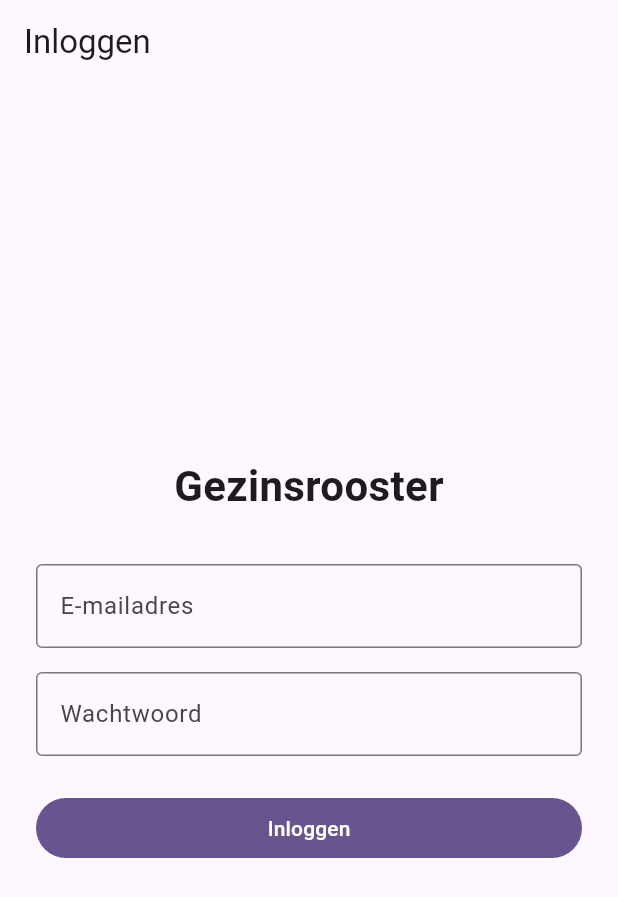
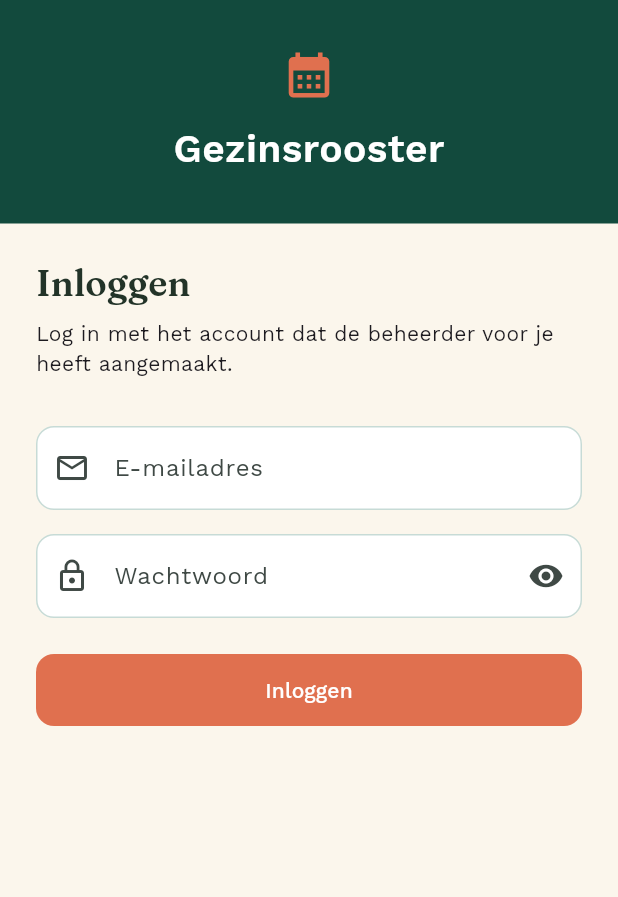
Before and after one commit to TripR27/uurrooster-app, a Flutter app: the screen it shows after launch, on a phone screen of 412 x 824 dp. Shown: the top 897 px of the screen. Run offline on Flutter 3.47's test engine with Material 3 defaults, Android fonts, the phone set to English and light mode, and no system bars; our stand-ins replace firebase_auth, firebase_core, google_fonts; accounts and stored records are empty; statements that could not run were skipped.

Commit message:
Eigen kleurenpalet/typografie + wachtwoord-toggle, uitleg accounts aanmaken
- lib/theme.dart: eigen "planner"-thema (bosgroen/terracotta/crème,
  Fraunces + Work Sans via google_fonts) i.p.v. het standaard Material 3
  paars, zodat de app niet als generieke AI-starter oogt.
- LoginScreen herontworpen: split-layout met brandingpaneel op brede
  schermen, gestapelde banner op smalle (mobiele) schermen.
- Wachtwoordveld heeft nu een oog-icoon om het ingevoerde wachtwoord even
  zichtbaar te maken (loste TODO op regel 144 op).
- Verduidelijkt dat de knop tijdens het inloggen al een laadcirkel toont
  (loste TODO op regel 31 op).
- debugShowCheckedModeBanner uitgezet (rode "DEBUG"-ribbon verborg de
  uitlogknop).
- ACCOUNTS_AANMAKEN.md: uitleg om via de Firebase Console een account voor
  mama/Amy aan te maken.

Getest: inloggen/uitloggen met het testaccount, formuliervalidatie, foutieve
login, en de wachtwoord-toggle op zowel breed als smal scherm.

Co-Authored-By: Claude Sonnet 5 <noreply@anthropic.com>

```diff
--- a/lib/main.dart
+++ b/lib/main.dart
@@ -3,6 +3,7 @@ import 'package:flutter/material.dart';
 
 import 'auth_gate.dart';
 import 'firebase_options.dart';
+import 'theme.dart';
 
 void main() async {
   // Nodig omdat Firebase.initializeApp() al Flutter-bindings gebruikt
@@ -19,10 +20,8 @@ class MyApp extends StatelessWidget {
   Widget build(BuildContext context) {
     return MaterialApp(
       title: 'Gezinsrooster',
-      theme: ThemeData(
-        colorScheme: ColorScheme.fromSeed(seedColor: Colors.deepPurple),
-        useMaterial3: true,
-      ),
+      theme: AppTheme.light,
+      debugShowCheckedModeBanner: false,
       // AuthGate beslist zelf of het inlogscherm of het startscherm getoond
       // wordt, op basis van de Firebase-inlogstatus (zie auth_gate.dart).
       home: const AuthGate(),
--- a/lib/screens/home_screen.dart
+++ b/lib/screens/home_screen.dart
@@ -29,7 +29,18 @@ class HomeScreen extends StatelessWidget {
         ],
       ),
       body: Center(
-        child: Text('Ingelogd als ${gebruiker.email}'),
+        child: Column(
+          mainAxisSize: MainAxisSize.min,
+          children: [
+            Icon(
+              Icons.check_circle,
+              color: Theme.of(context).colorScheme.primary,
+              size: 48,
+            ),
+            const SizedBox(height: 16),
+            Text('Ingelogd als ${gebruiker.email}'),
+          ],
+        ),
       ),
     );
   }
--- a/lib/screens/login_screen.dart
+++ b/lib/screens/login_screen.dart
@@ -1,5 +1,7 @@
 import 'package:firebase_auth/firebase_auth.dart';
 import 'package:flutter/material.dart';
+
+import '../theme.dart';
 
 /// Inlogscherm met e-mail + wachtwoord.
 ///
@@ -26,9 +28,14 @@ class _LoginScreenState extends State<LoginScreen> {
   final _emailController = TextEditingController();
   final _passwordController = TextEditingController();
 
-  // Wordt getoond terwijl Firebase aan het inloggen is, om de knop te
-  // deactiveren en dubbele aanvragen te voorkomen.
+  // Wordt getoond terwijl Firebase aan het inloggen is: de knop toont dan
+  // een laadcirkel i.p.v. "Inloggen" (zie FilledButton hieronder) en wordt
+  // gedeactiveerd om dubbele aanvragen te voorkomen.
   bool _bezigMetInloggen = false;
+
+  // Of het wachtwoordveld leesbare tekst toont i.p.v. bolletjes. Aan/uit
+  // via het oog-icoontje naast het veld.
+  bool _wachtwoordZichtbaar = false;
 
   // Foutmelding van Firebase (bv. "verkeerd wachtwoord"), leeg = geen fout.
   String? _foutmelding;
@@ -96,24 +103,62 @@ class _LoginScreenState extends State<LoginScreen> {
   @override
   Widget build(BuildContext context) {
     return Scaffold(
-      appBar: AppBar(title: const Text('Inloggen')),
-      body: Center(
+      // Geen AppBar hier: de branding zit al in het linkerpaneel (breed
+      // scherm) of de gekleurde kop (smal scherm), zie hieronder.
+      body: SafeArea(
+        child: LayoutBuilder(
+          builder: (context, constraints) {
+            // Vanaf ~800px breed is er ruimte voor een split-layout met een
+            // apart brandingpaneel; daaronder (telefoon/smal browserraam)
+            // valt dat weg en tonen we enkel het formulier met een
+            // gekleurde kop erboven.
+            final breedScherm = constraints.maxWidth >= 800;
+
+            if (breedScherm) {
+              return Row(
+                children: [
+                  Expanded(child: _BrandingPaneel()),
+                  Expanded(
+                    child: Center(
                       child: SingleChildScrollView(
+                        padding: const EdgeInsets.all(32),
+                        child: _inlogFormulier(context),
+                      ),
+                    ),
+                  ),
+                ],
+              );
+            }
+
+            return SingleChildScrollView(
+              child: Column(
+                children: [
+                  const _BrandingBanner(),
+                  Padding(
                     padding: const EdgeInsets.all(24),
+                    child: _inlogFormulier(context),
+                  ),
+                ],
+              ),
+            );
+          },
+        ),
+      ),
+    );
+  }
+
+  Widget _inlogFormulier(BuildContext context) {
+    return ConstrainedBox(
+      constraints: const BoxConstraints(maxWidth: 400),
       child: Form(
         key: _formKey,
-            child: ConstrainedBox(
-              // Op web/desktop niet de volle breedte gebruiken, dat oogt raar.
-              constraints: const BoxConstraints(maxWidth: 400),
         child: Column(
           mainAxisSize: MainAxisSize.min,
           crossAxisAlignment: CrossAxisAlignment.stretch,
           children: [
-                  const Text(
-                    'Gezinsrooster',
-                    textAlign: TextAlign.center,
-                    style: TextStyle(fontSize: 28, fontWeight: FontWeight.bold),
-                  ),
+            Text('Inloggen', style: Theme.of(context).textTheme.headlineMedium),
+            const SizedBox(height: 8),
+            const Text('Log in met het account dat de beheerder voor je heeft aangemaakt.'),
             const SizedBox(height: 32),
             TextFormField(
               controller: _emailController,
@@ -121,7 +166,7 @@ class _LoginScreenState extends State<LoginScreen> {
               autofillHints: const [AutofillHints.email],
               decoration: const InputDecoration(
                 labelText: 'E-mailadres',
-                      border: OutlineInputBorder(),
+                prefixIcon: Icon(Icons.mail_outline),
               ),
               validator: (waarde) {
                 if (waarde == null || waarde.trim().isEmpty) {
@@ -133,11 +178,24 @@ class _LoginScreenState extends State<LoginScreen> {
             const SizedBox(height: 16),
             TextFormField(
               controller: _passwordController,
-                    obscureText: true,
+              // Bolletjes tonen, tenzij de gebruiker op het oog-icoontje
+              // drukt om het ingevoerde wachtwoord even te controleren.
+              obscureText: !_wachtwoordZichtbaar,
               autofillHints: const [AutofillHints.password],
-                    decoration: const InputDecoration(
+              decoration: InputDecoration(
                 labelText: 'Wachtwoord',
-                      border: OutlineInputBorder(),
+                prefixIcon: const Icon(Icons.lock_outline),
+                suffixIcon: IconButton(
+                  icon: Icon(
+                    _wachtwoordZichtbaar ? Icons.visibility_off : Icons.visibility,
+                  ),
+                  tooltip: _wachtwoordZichtbaar
+                      ? 'Wachtwoord verbergen'
+                      : 'Wachtwoord tonen',
+                  onPressed: () {
+                    setState(() => _wachtwoordZichtbaar = !_wachtwoordZichtbaar);
+                  },
+                ),
               ),
               // Enter in het wachtwoordveld logt meteen in.
               onFieldSubmitted: (_) => _logIn(),
@@ -158,23 +216,88 @@ class _LoginScreenState extends State<LoginScreen> {
             ],
             const SizedBox(height: 24),
             FilledButton(
-                    // Knop uitschakelen tijdens het inloggen, zodat je niet
-                    // twee keer op "Inloggen" kan klikken.
+              // Knop uitschakelen tijdens het inloggen, zodat je niet twee
+              // keer op "Inloggen" kan klikken. De laadcirkel vervangt de
+              // knoptekst zodat duidelijk zichtbaar is dat er iets gebeurt.
               onPressed: _bezigMetInloggen ? null : _logIn,
               child: _bezigMetInloggen
                   ? const SizedBox(
                       height: 20,
                       width: 20,
-                            child: CircularProgressIndicator(strokeWidth: 2),
+                      child: CircularProgressIndicator(
+                        strokeWidth: 2,
+                        color: Colors.white,
+                      ),
                     )
                   : const Text('Inloggen'),
             ),
           ],
         ),
       ),
+    );
+  }
+}
+
+/// Gekleurd brandingpaneel voor de linkerhelft van het scherm op brede
+/// (desktop/tablet) schermen.
+class _BrandingPaneel extends StatelessWidget {
+  @override
+  Widget build(BuildContext context) {
+    return Container(
+      color: AppKleuren.bosgroenDonker,
+      padding: const EdgeInsets.all(48),
+      child: const Center(
+        child: Column(
+          mainAxisSize: MainAxisSize.min,
+          crossAxisAlignment: CrossAxisAlignment.start,
+          children: [
+            Icon(Icons.calendar_month, color: AppKleuren.terracotta, size: 48),
+            SizedBox(height: 24),
+            Text(
+              'Gezinsrooster',
+              style: TextStyle(
+                color: Colors.white,
+                fontSize: 36,
+                fontWeight: FontWeight.w600,
               ),
+            ),
+            SizedBox(height: 12),
+            Text(
+              'Alle werkroosters van het gezin op één plek.',
+              style: TextStyle(color: Colors.white70, fontSize: 16),
+            ),
+          ],
         ),
       ),
     );
   }
 }
+
+/// Compacte variant van [_BrandingPaneel] als kop boven het formulier op
+/// smalle (telefoon) schermen, waar geen ruimte is voor een zij-paneel.
+class _BrandingBanner extends StatelessWidget {
+  const _BrandingBanner();
+
+  @override
+  Widget build(BuildContext context) {
+    return Container(
+      width: double.infinity,
+      color: AppKleuren.bosgroenDonker,
+      padding: const EdgeInsets.symmetric(vertical: 32, horizontal: 24),
+      child: const Column(
+        children: [
+          Icon(Icons.calendar_month, color: AppKleuren.terracotta, size: 36),
+          SizedBox(height: 12),
+          Text(
+            'Gezinsrooster',
+            style: TextStyle(
+              color: Colors.white,
+              fontSize: 26,
+              fontWeight: FontWeight.w600,
+            ),
+          ),
+        ],
+      ),
+    );
+  }
+}
--- /dev/null
+++ b/lib/theme.dart
@@ -0,0 +1,90 @@
+import 'package:flutter/material.dart';
+import 'package:google_fonts/google_fonts.dart';
+
+/// Kleuren en typografie van de app, los van de schermen zelf.
+///
+/// Bewust geen "seeded" Material 3-paars (dat is het standaard-thema van
+/// elk vers Flutter-project en meteen herkenbaar). In plaats daarvan een
+/// eigen, warm "planner"-kleurenpalet: bosgroen als hoofdkleur, terracotta
+/// als accent op knoppen, en een creme achtergrond i.p.v. wit/grijs.
+class AppKleuren {
+  AppKleuren._();
+
+  static const bosgroen = Color(0xFF1F6F5C);
+  static const bosgroenDonker = Color(0xFF124A3D);
+  static const terracotta = Color(0xFFE0704F);
+  static const creme = Color(0xFFFBF6EC);
+  static const inkt = Color(0xFF223328);
+}
+
+class AppTheme {
+  AppTheme._();
+
+  static ThemeData get light {
+    final colorScheme = ColorScheme.fromSeed(
+      seedColor: AppKleuren.bosgroen,
+      brightness: Brightness.light,
+      primary: AppKleuren.bosgroen,
+      secondary: AppKleuren.terracotta,
+      surface: Colors.white,
+    ).copyWith(
+      // Achtergrond van de app zelf (Scaffold) i.p.v. de standaard
+      // Material-grijstint.
+      surfaceContainerLowest: AppKleuren.creme,
+    );
+
+    // Twee lettertypes: Fraunces (een sierlijk serif-lettertype) voor
+    // titels/koppen, Work Sans (neutraal schreefloos) voor de rest — dat
+    // contrast geeft de app een eigen, niet-generiek "planner"-gevoel.
+    final tekstThema = GoogleFonts.workSansTextTheme().copyWith(
+      headlineLarge: GoogleFonts.fraunces(
+        fontSize: 32,
+        fontWeight: FontWeight.w600,
+        color: AppKleuren.inkt,
+      ),
+      headlineMedium: GoogleFonts.fraunces(
+        fontSize: 24,
+        fontWeight: FontWeight.w600,
+        color: AppKleuren.inkt,
+      ),
+    );
+
+    return ThemeData(
+      useMaterial3: true,
+      colorScheme: colorScheme,
+      scaffoldBackgroundColor: AppKleuren.creme,
+      textTheme: tekstThema,
+      appBarTheme: const AppBarTheme(
+        backgroundColor: AppKleuren.creme,
+        foregroundColor: AppKleuren.inkt,
+        elevation: 0,
+      ),
+      inputDecorationTheme: InputDecorationTheme(
+        filled: true,
+        fillColor: Colors.white,
+        border: OutlineInputBorder(
+          borderRadius: BorderRadius.circular(12),
+          borderSide: BorderSide(color: AppKleuren.bosgroen.withValues(alpha: 0.25)),
+        ),
+        enabledBorder: OutlineInputBorder(
+          borderRadius: BorderRadius.circular(12),
+          borderSide: BorderSide(color: AppKleuren.bosgroen.withValues(alpha: 0.25)),
+        ),
+        focusedBorder: OutlineInputBorder(
+          borderRadius: BorderRadius.circular(12),
+          borderSide: const BorderSide(color: AppKleuren.bosgroen, width: 2),
+        ),
+      ),
+      filledButtonTheme: FilledButtonThemeData(
+        style: FilledButton.styleFrom(
+          backgroundColor: AppKleuren.terracotta,
+          foregroundColor: Colors.white,
+          minimumSize: const Size.fromHeight(48),
+          shape: RoundedRectangleBorder(
+            borderRadius: BorderRadius.circular(12),
+          ),
+        ),
+      ),
+    );
+  }
+}
--- a/pubspec.yaml
+++ b/pubspec.yaml
@@ -40,6 +40,7 @@ dependencies:
   firebase_core: 4.7.0
   firebase_auth: 6.4.0
   cloud_firestore: 6.3.0
+  google_fonts: ^8.2.1
 
 dev_dependencies:
   flutter_test:
```
Also changed, not shown: pubspec.lock, 2 other files. Lines whose indentation alone changed are shown as unchanged.
